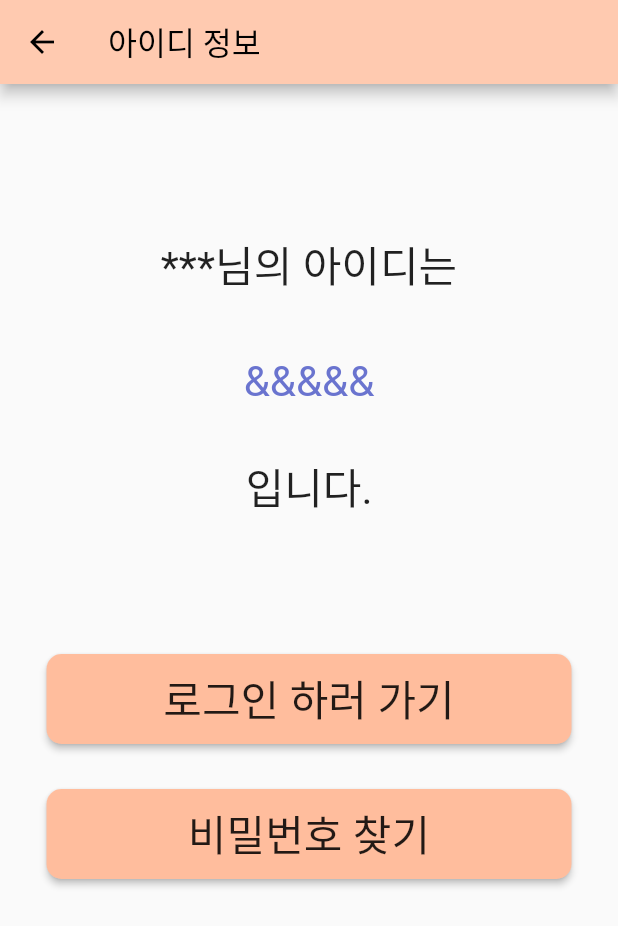
After one commit to muyaho-universe/chimap_actual, a Flutter app: the findingIDInfoPage screen opened by its route, on a phone screen of 412 x 824 dp. The commit adds this screen. Shown: the top 926 px of the screen. Run offline on Flutter 3.47's test engine with Material 2 defaults, Android fonts, the phone set to English and light mode, and no system bars; our stand-ins replace cloud_firestore, firebase_auth, firebase_core, get, sms_autofill; missing offline and left inert: dart:ffi, kopo, multi_masked_formatter; accounts and stored records are empty; Roboto replaces fonts that are missing (Gosan).

Commit message:
UPDATE: finding ID and PW Area are completed

```diff
--- /dev/null
+++ b/lib/pages/finding_ID_info_page.dart
@@ -0,0 +1,115 @@
+import 'package:flutter/material.dart';
+import 'package:get/get.dart';
+
+class findingIDInfoPage extends StatelessWidget {
+  findingIDInfoPage({Key? key}) : super(key: key);
+
+  String? _ID = '&&&&&&';
+
+  @override
+  Widget build(BuildContext context) {
+    return GestureDetector(
+      onTap: () {
+        FocusScope.of(context).unfocus();
+      },
+      child: Scaffold(
+        appBar: AppBar(
+          title: Text('아이디 정보'),
+          backgroundColor: const Color(0xFFFFCAB0),
+        ),
+        //backgroundColor: Colors.white,
+        body: _bodyWidget(),
+      ),
+    );
+  }
+
+  _bodyWidget() {
+    return Center(
+      child: ListView(
+        padding: const EdgeInsets.symmetric(horizontal: 24.0),
+        children: [
+          Column(
+            children: [
+              SizedBox(height: 100,),
+              Text(
+                '***님의 아이디는\n',
+                style: TextStyle(
+                  fontFamily: "Gosan",
+                  fontSize: 28.0,
+                  color: Colors.black87,
+                ),
+              ),
+              Text(
+                '&&&&&\n',
+                style: TextStyle(
+                  fontFamily: "Gosan",
+                  fontSize: 28.0,
+                  color: Color(0xFF6A74CF),
+                ),
+              ),
+              Text(
+                '입니다.\n',
+                style: TextStyle(
+                  fontFamily: "Gosan",
+                  fontSize: 28.0,
+                  color: Colors.black87,
+                ),
+              ),
+              SizedBox(height: 50,),
+              Container(
+                width: 350.0,
+                height: 60,
+                child: ElevatedButton(
+                  style: ElevatedButton.styleFrom(
+                    //padding: EdgeInsets.symmetric(horizontal: 50, vertical: 10),
+
+                    shape: RoundedRectangleBorder(
+                        borderRadius: BorderRadius.circular(10)),
+                    primary: Color(0xFFFFBD9D),
+                  ),
+                  onPressed: () {
+                    Get.offNamed("/first/login");
+                  },
+                  child: const Text(
+                    '로그인 하러 가기',
+                    style: TextStyle(
+                      fontFamily: "Gosan",
+                      fontSize: 28.0,
+                      color: Colors.black87,
+                    ),
+                  ),
+                ),
+              ),
+              SizedBox(height: 30,),
+              Container(
+                width: 350.0,
+                height: 60,
+                child: ElevatedButton(
+                  style: ElevatedButton.styleFrom(
+                    //padding: EdgeInsets.symmetric(horizontal: 50, vertical: 10),
+
+                    shape: RoundedRectangleBorder(
+                        borderRadius: BorderRadius.circular(10)),
+                    primary: Color(0xFFFFBD9D),
+                  ),
+                  onPressed: () {
+                    Get.offNamed("/first/login/findingPW", arguments: _ID);
+                  },
+                  child: const Text(
+                    '비밀번호 찾기',
+                    style: TextStyle(
+                      fontFamily: "Gosan",
+                      fontSize: 28.0,
+                      color: Colors.black87,
+                    ),
+                  ),
+                ),
+              ),
+            ],
+          ),
+
+        ],
+      ),
+    );
+  }
+}
```
Also changed, not shown: lib/main.dart (+15 -0 lines), lib/pages/ID_finding_page.dart (+48 -43 lines), lib/pages/PW_finding_page.dart (+54 -44 lines), lib/pages/number_auth_page.dart (+8 -3 lines), lib/pages/reset_complete_page.dart (added, +75 -0 lines), lib/pages/reset_pw_page.dart (added, +146 -0 lines).
